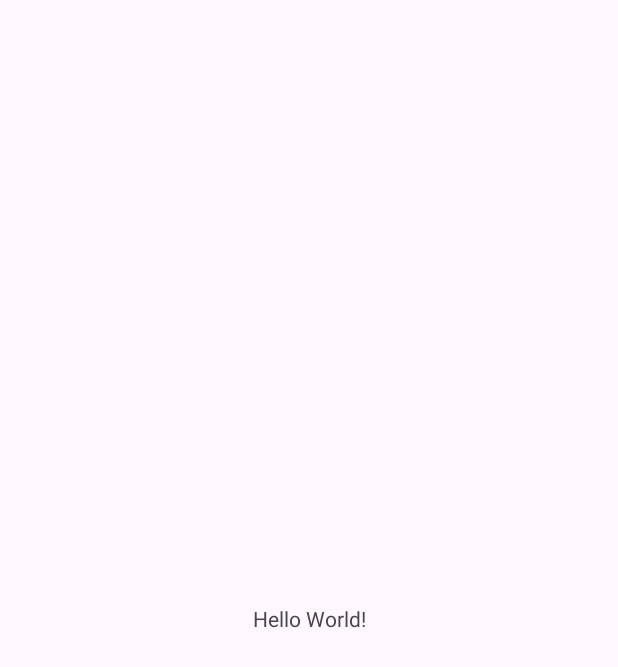
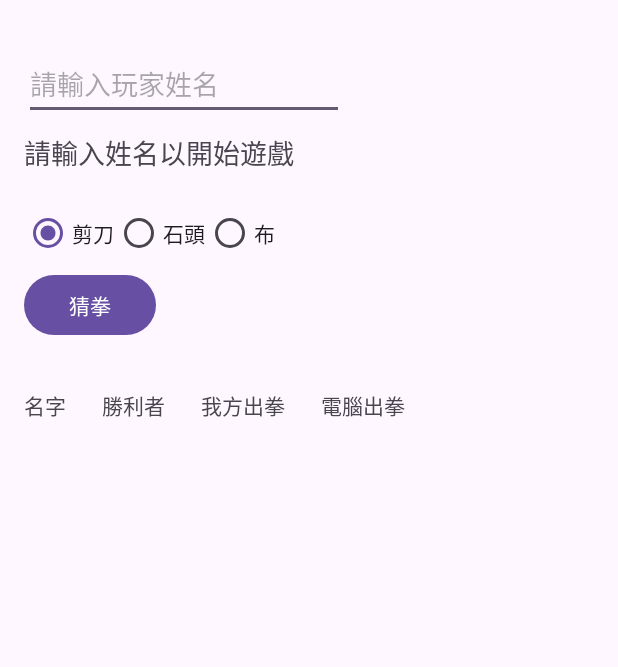
Before and after one commit to WoemTheCat/Lab, an Android app: the screen it shows after launch (MainActivity), on a phone screen of 412 x 824 dp. Before the commit the part shown is almost empty. Shown: the top 667 px of the screen. Run offline under Robolectric (Android 15) with nearby library versions, the phone set to English and light mode, and no system bars.

Commit message:
Build UI

```diff
--- a/app/src/main/java/com/example/lab/MainActivity.java
+++ b/app/src/main/java/com/example/lab/MainActivity.java
@@ -15,7 +15,7 @@ public class MainActivity extends AppCompatActivity {
         super.onCreate(savedInstanceState);
         EdgeToEdge.enable(this);
         setContentView(R.layout.activity_main);
-        ViewCompat.setOnApplyWindowInsetsListener(findViewById(R.id.main), (v, insets) -> {
+        ViewCompat.setOnApplyWindowInsetsListener(findViewById(R.id.ConstraintLayout), (v, insets) -> {
             Insets systemBars = insets.getInsets(WindowInsetsCompat.Type.systemBars());
             v.setPadding(systemBars.left, systemBars.top, systemBars.right, systemBars.bottom);
             return insets;
--- a/app/src/main/res/layout/activity_main.xml
+++ b/app/src/main/res/layout/activity_main.xml
@@ -1,19 +1,109 @@
 <?xml version="1.0" encoding="utf-8"?>
-<androidx.constraintlayout.widget.ConstraintLayout xmlns:android="http://schemas.android.com/apk/res/android"
+<androidx.constraintlayout.widget.ConstraintLayout
+    xmlns:android="http://schemas.android.com/apk/res/android"
     xmlns:app="http://schemas.android.com/apk/res-auto"
     xmlns:tools="http://schemas.android.com/tools"
-    android:id="@+id/main"
+    android:id="@+id/ConstraintLayout"
     android:layout_width="match_parent"
     android:layout_height="match_parent"
-    tools:context=".MainActivity">
+    tools:context=".MainActivity" >
 
-    <TextView
+    <EditText
+        android:id="@+id/ed_name"
         android:layout_width="wrap_content"
         android:layout_height="wrap_content"
-        android:text="Hello World!"
-        app:layout_constraintBottom_toBottomOf="parent"
-        app:layout_constraintEnd_toEndOf="parent"
+        android:layout_marginStart="16dp"
+        android:layout_marginTop="32dp"
+        android:ems="10"
+        android:hint="請輸入玩家姓名"
+        android:inputType="textPersonName"
         app:layout_constraintStart_toStartOf="parent"
         app:layout_constraintTop_toTopOf="parent" />
 
+    <TextView
+        android:id="@+id/tv_text"
+        android:layout_width="wrap_content"
+        android:layout_height="wrap_content"
+        android:layout_marginTop="8dp"
+        android:text="請輸入姓名以開始遊戲"
+        android:textSize="18sp"
+        app:layout_constraintStart_toStartOf="@+id/ed_name"
+        app:layout_constraintTop_toBottomOf="@+id/ed_name" />
+
+    <RadioGroup
+        android:id="@+id/radioGroup"
+        android:layout_width="wrap_content"
+        android:layout_height="wrap_content"
+        android:layout_marginTop="16dp"
+        android:orientation="horizontal"
+        app:layout_constraintStart_toStartOf="@+id/tv_text"
+        app:layout_constraintTop_toBottomOf="@+id/tv_text">
+
+        <RadioButton
+            android:id="@+id/btn_scissor"
+            android:layout_width="wrap_content"
+            android:layout_height="wrap_content"
+            android:layout_weight="1"
+            android:checked="true"
+            android:text="剪刀" />
+
+        <RadioButton
+            android:id="@+id/btn_stone"
+            android:layout_width="wrap_content"
+            android:layout_height="wrap_content"
+            android:layout_weight="1"
+            android:text="石頭" />
+
+        <RadioButton
+            android:id="@+id/btn_paper"
+            android:layout_width="wrap_content"
+            android:layout_height="wrap_content"
+            android:layout_weight="1"
+            android:text="布" />
+    </RadioGroup>
+
+    <Button
+        android:id="@+id/btn_mora"
+        android:layout_width="wrap_content"
+        android:layout_height="wrap_content"
+        android:text="猜拳"
+        app:layout_constraintStart_toStartOf="@+id/radioGroup"
+        app:layout_constraintTop_toBottomOf="@+id/radioGroup"/>
+
+    <TextView
+        android:id="@+id/tv_name"
+        android:layout_width="wrap_content"
+        android:layout_height="wrap_content"
+        android:layout_marginTop="32dp"
+        android:text="名字"
+        app:layout_constraintStart_toStartOf="@+id/btn_mora"
+        app:layout_constraintTop_toBottomOf="@+id/btn_mora"/>
+
+    <TextView
+        android:id="@+id/tv_winner"
+        android:layout_width="wrap_content"
+        android:layout_height="wrap_content"
+        android:layout_marginStart="24dp"
+        android:text="勝利者"
+        app:layout_constraintStart_toEndOf="@+id/tv_name"
+        app:layout_constraintTop_toTopOf="@+id/tv_name"/>
+
+    <TextView
+        android:id="@+id/tv_mmora"
+        android:layout_width="wrap_content"
+        android:layout_height="wrap_content"
+        android:layout_marginStart="24dp"
+        android:text="我方出拳"
+        app:layout_constraintStart_toEndOf="@+id/tv_winner"
+        app:layout_constraintTop_toTopOf="@+id/tv_winner"/>
+
+    <TextView
+        android:id="@+id/tv_cmora"
+        android:layout_width="wrap_content"
+        android:layout_height="wrap_content"
+        android:layout_marginStart="24dp"
+        android:text="電腦出拳"
+        app:layout_constraintStart_toEndOf="@+id/tv_mmora"
+        app:layout_constraintTop_toTopOf="@+id/tv_mmora"/>
+
 </androidx.constraintlayout.widget.ConstraintLayout>
```
